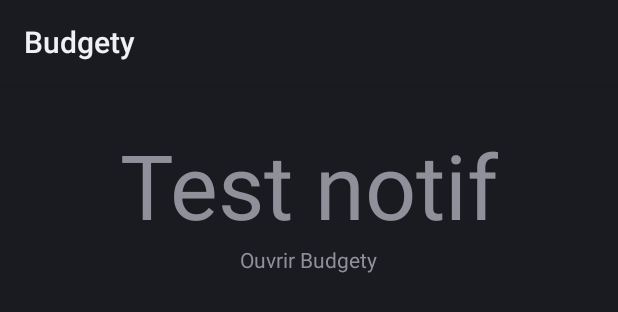
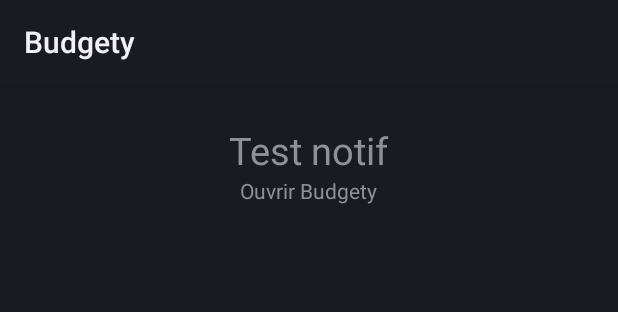
Before and after one commit to clementTal/GlassCamp, an Android app: the layout notif.xml on its own in the app's theme, with its tools: preview values and no code run, on a phone screen of 412 x 824 dp. Shown: the top 312 px of the screen. Run offline under Robolectric (Android 15) with nearby library versions, the phone set to English and light mode, and no system bars.

Commit message:
Change size notif text

```diff
--- a/app/src/main/java/com/example/glasscamp/app/LiveCardService.java
+++ b/app/src/main/java/com/example/glasscamp/app/LiveCardService.java
@@ -51,7 +51,7 @@
             estimatedBalance += mPointsGenerator.nextInt(3);
             // Set up initial RemoteViews values
             mLiveCardView.setTextViewText(R.id.TV_notif,
-                    "Solde : "+ estimatedBalance);
+                    "Nouveau Solde : "+ estimatedBalance);
 
             // Set up the live card's action with a pending intent
             // to show a menu when tapped
--- a/app/src/main/res/layout/notif.xml
+++ b/app/src/main/res/layout/notif.xml
@@ -23,7 +23,7 @@
             android:layout_width="wrap_content"
             android:layout_height="wrap_content"
             android:layout_centerHorizontal="true"
-            android:textSize="60sp"
+            android:textSize="25sp"
             android:text="@string/notif"
             />
 
```
